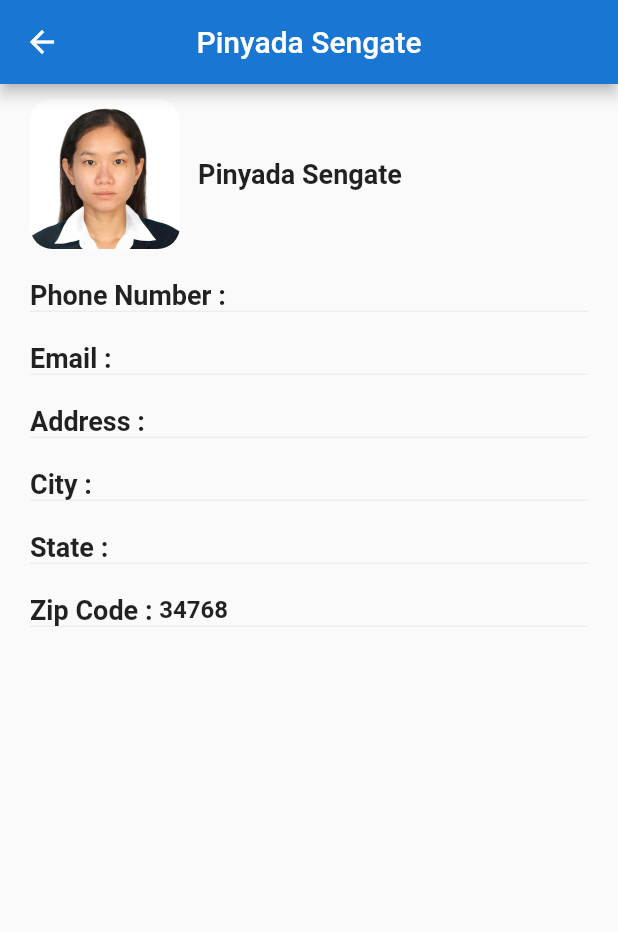
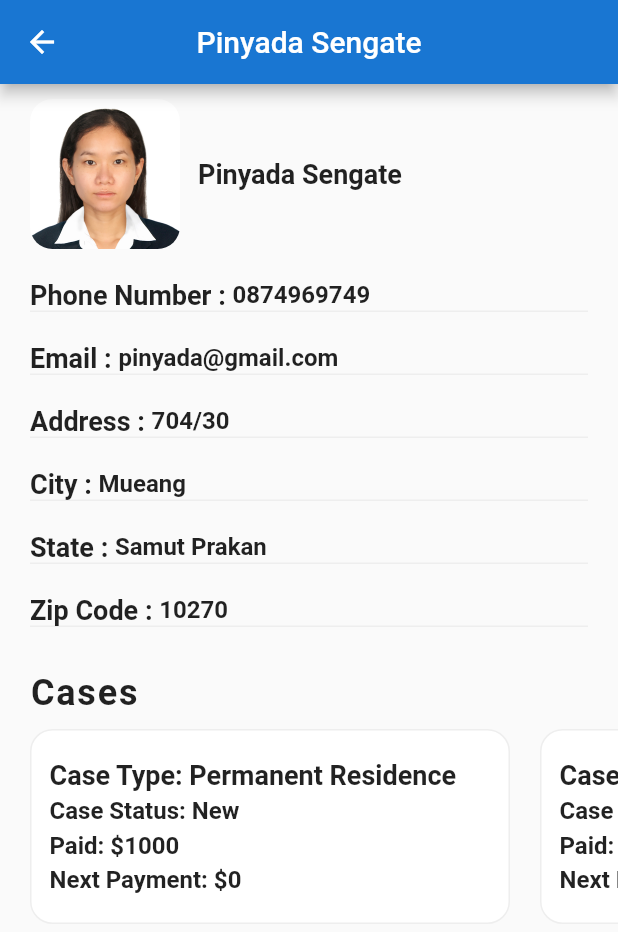
Before and after one commit to pinyada-sengate/xpress_documents, a Flutter app: the screen it shows after launch, after a tap on an icon or button, on a phone screen of 412 x 824 dp. Shown: the top 932 px of the screen. Run offline on Flutter 3.47's test engine with Material 2 defaults, Android fonts, the light colour scheme and no system bars; our stand-ins replace cloud_firestore, firebase_core; accounts and stored records are empty.

Commit message:
customer cases in customer profile ui

```diff
--- a/lib/data/data.dart
+++ b/lib/data/data.dart
@@ -1,6 +1,7 @@
 // User
 import '../models/customer.dart';
 import '../models/user.dart';
+import '../models/customer_case.dart';
 
 final currentUser = User(
   name: 'Jenny Dorado',
@@ -10,11 +11,11 @@ final currentUser = User(
       name: 'Cristian Mitchel',
       surname: 'Briceno Rojas',
       imageUrl: 'assets/images/cristian_rojas.png',
-      phoneNumber: '',
-      email: '',
-      address: '',
-      city: '',
-      state: '',
+      phoneNumber: '5555456868',
+      email: 'cristian@gmail.com',
+      address: '7434 ella ln',
+      city: 'Orlando',
+      state: 'Florida',
       zipCode: '34768',
       price: 1000,
       paid: 1000,
@@ -28,84 +29,12 @@ final currentUser = User(
       name: 'Pinyada',
       surname: 'Sengate',
       imageUrl: 'assets/images/pinyada_sengate.jpg',
-      phoneNumber: '',
-      email: '',
-      address: '',
-      city: '',
-      state: '',
-      zipCode: '34768',
-      price: 1000,
-      paid: 300,
-//      caseType: '',
-//      caseStatus: '',
-//      startDate: 'Nov 04, 2021',
-//      paidDate: 'Nov 30, 2021',
-    ),
-    Customer(
-      id: '2',
-      name: 'Pinyada',
-      surname: 'Sengate',
-      imageUrl: 'assets/images/pinyada_sengate.jpg',
-      phoneNumber: '',
-      email: '',
-      address: '',
-      city: '',
-      state: '',
-      zipCode: '34768',
-      price: 1000,
-      paid: 300,
-//      caseType: '',
-//      caseStatus: '',
-//      startDate: 'Nov 04, 2021',
-//      paidDate: 'Nov 30, 2021',
-    ),
-    Customer(
-      id: '2',
-      name: 'Pinyada',
-      surname: 'Sengate',
-      imageUrl: 'assets/images/pinyada_sengate.jpg',
-      phoneNumber: '',
-      email: '',
-      address: '',
-      city: '',
-      state: '',
-      zipCode: '34768',
-      price: 1000,
-      paid: 300,
-//      caseType: '',
-//      caseStatus: '',
-//      startDate: 'Nov 04, 2021',
-//      paidDate: 'Nov 30, 2021',
-    ),
-    Customer(
-      id: '2',
-      name: 'Pinyada',
-      surname: 'Sengate',
-      imageUrl: 'assets/images/pinyada_sengate.jpg',
-      phoneNumber: '',
-      email: '',
-      address: '',
-      city: '',
-      state: '',
-      zipCode: '34768',
-      price: 1000,
-      paid: 300,
-//      caseType: '',
-//      caseStatus: '',
-//      startDate: 'Nov 04, 2021',
-//      paidDate: 'Nov 30, 2021',
-    ),
-    Customer(
-      id: '2',
-      name: 'Pinyada',
-      surname: 'Sengate',
-      imageUrl: 'assets/images/pinyada_sengate.jpg',
-      phoneNumber: '',
-      email: '',
-      address: '',
-      city: '',
-      state: '',
-      zipCode: '34768',
+      phoneNumber: '0874969749',
+      email: 'pinyada@gmail.com',
+      address: '704/30',
+      city: 'Mueang',
+      state: 'Samut Prakan',
+      zipCode: '10270',
       price: 1000,
       paid: 300,
 //      caseType: '',
@@ -114,4 +43,22 @@ final currentUser = User(
 //      paidDate: 'Nov 30, 2021',
     ),
   ],
+  customerCases: [
+    CustomerCase(
+      customerId: '1',
+      caseType: 'Permanent Residence',
+      caseStatus: 'New',
+      startDate: DateTime.now(),
+      price: 1000,
+      paid: 1000,
+    ),
+    CustomerCase(
+      customerId: '2',
+      caseType: 'Permanent Residence',
+      caseStatus: 'New',
+      startDate: DateTime.now(),
+      price: 1000,
+      paid: 300,
+    ),
+  ],
 );
--- a/lib/models/user.dart
+++ b/lib/models/user.dart
@@ -1,11 +1,15 @@
+import 'package:xpress_documents/models/customer_case.dart';
+
 import 'customer.dart';
 
 class User {
   final String name;
   final List<Customer> customers;
+  final List<CustomerCase> customerCases;
 
   User({
     required this.name,
     required this.customers,
+    required this.customerCases,
   });
 }
--- a/lib/screens/customer_screen.dart
+++ b/lib/screens/customer_screen.dart
@@ -1,6 +1,8 @@
 import 'package:flutter/material.dart';
 
+import '../data/data.dart';
 import '../models/customer.dart';
+import '../models/customer_case.dart';
 
 class CustomerScreen extends StatefulWidget {
   final Customer customer;
@@ -12,6 +14,80 @@ class CustomerScreen extends StatefulWidget {
 }
 
 class _CustomerScreenState extends State<CustomerScreen> {
+  List customerCases = currentUser.customerCases;
+
+  Widget _buildCustomerCase(BuildContext context, CustomerCase customerCase) {
+    return Container(
+      margin: const EdgeInsets.all(10.0),
+      width: 320.0,
+      decoration: BoxDecoration(
+        color: Colors.white,
+        borderRadius: BorderRadius.circular(15.0),
+        border: Border.all(
+          width: 1.0,
+          color: Colors.grey.shade200,
+        ),
+      ),
+      child: Row(
+        children: <Widget>[
+          Expanded(
+            child: Container(
+              margin: const EdgeInsets.all(12.0),
+              child: Column(
+                mainAxisAlignment: MainAxisAlignment.center,
+                crossAxisAlignment: CrossAxisAlignment.start,
+                children: <Widget>[
+                  Text(
+                    'Case Type: ${customerCase.caseType}',
+                    style: const TextStyle(
+                      fontSize: 18.0,
+                      fontWeight: FontWeight.bold,
+                    ),
+                    overflow: TextOverflow.ellipsis,
+                  ),
+                  const SizedBox(
+                    height: 4.0,
+                  ),
+                  Text(
+                    'Case Status: ${customerCase.caseStatus}',
+                    style: const TextStyle(
+                      fontSize: 16.0,
+                      fontWeight: FontWeight.w600,
+                    ),
+                    overflow: TextOverflow.ellipsis,
+                  ),
+                  const SizedBox(
+                    height: 4.0,
+                  ),
+                  Text(
+                    'Paid: \$${customerCase.paid.toString()}',
+                    style: const TextStyle(
+                      fontSize: 16.0,
+                      fontWeight: FontWeight.w600,
+                    ),
+                    overflow: TextOverflow.ellipsis,
+                  ),
+                  const SizedBox(
+                    height: 4.0,
+                  ),
+                  Text(
+                    'Next Payment: \$' +
+                        (customerCase.price - customerCase.paid).toString(),
+                    style: const TextStyle(
+                      fontSize: 16.0,
+                      fontWeight: FontWeight.w600,
+                    ),
+                    overflow: TextOverflow.ellipsis,
+                  ),
+                ],
+              ),
+            ),
+          ),
+        ],
+      ),
+    );
+  }
+
   @override
   Widget build(BuildContext context) {
     return Scaffold(
@@ -67,6 +143,30 @@ class _CustomerScreenState extends State<CustomerScreen> {
               cityField(),
               stateField(),
               zipCodeField(),
+              const Padding(
+                padding: EdgeInsets.only(top: 20.0, left: 20.0),
+                child: Text(
+                  'Cases',
+                  style: TextStyle(
+                    fontSize: 24.0,
+                    fontWeight: FontWeight.w600,
+                    letterSpacing: 1.2,
+                  ),
+                ),
+              ),
+              Container(
+                height: 150.0,
+                child: ListView.builder(
+                  physics: const BouncingScrollPhysics(),
+                  padding: const EdgeInsets.only(left: 10.0),
+                  scrollDirection: Axis.horizontal,
+                  itemCount: customerCases.length,
+                  itemBuilder: (BuildContext context, int index) {
+                    CustomerCase customerCase = customerCases[index];
+                    return _buildCustomerCase(context, customerCase);
+                  },
+                ),
+              ),
             ],
           ),
         ],
```
